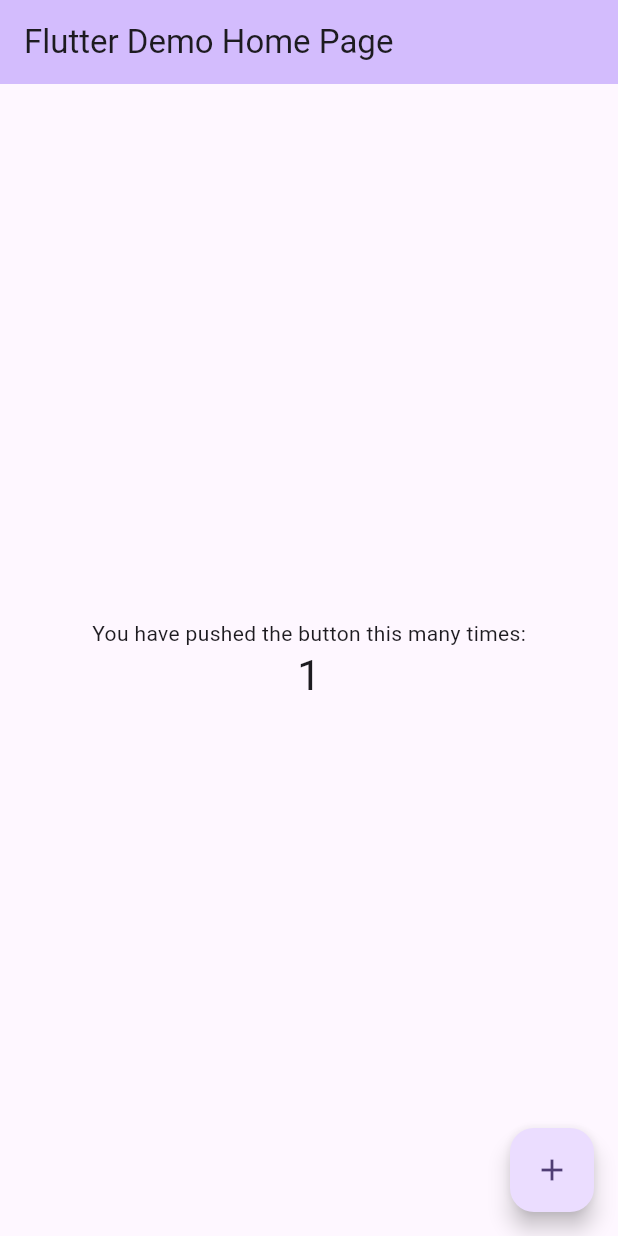
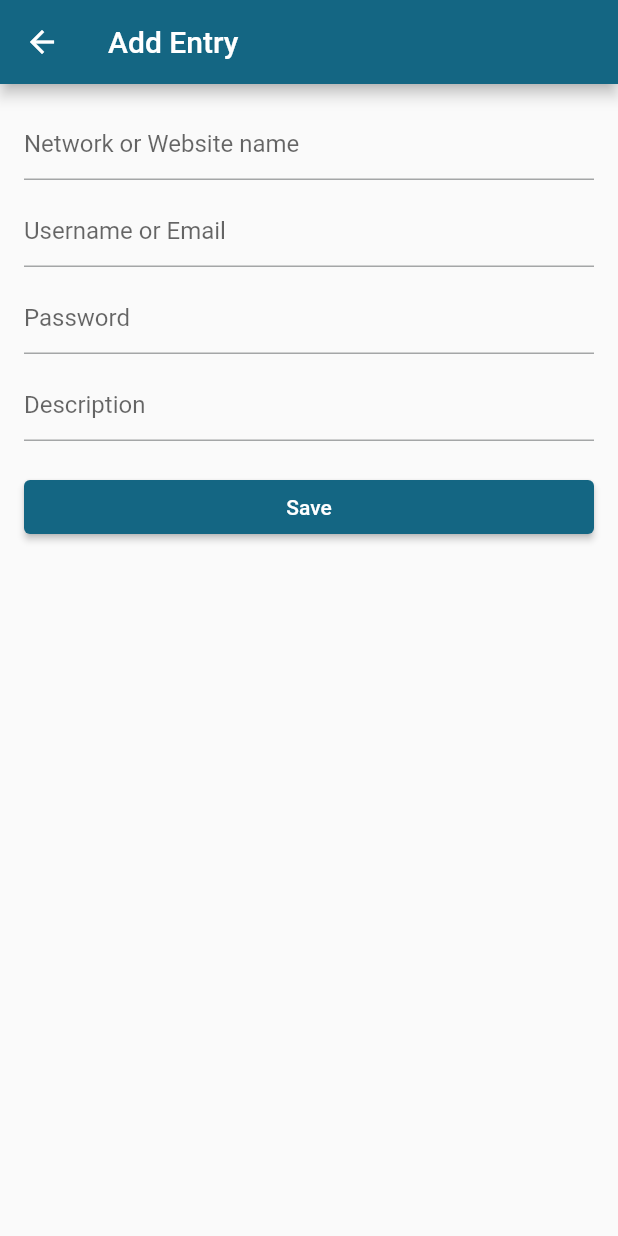
Before and after one commit to imhemayatsangin/password_notebook, a Flutter app: the MyHomePage screen opened directly, after a tap on the "add" icon, on a phone screen of 412 x 824 dp. Run offline on Flutter 3.47's test engine with Material 2 defaults, Android fonts, the light colour scheme and no system bars; our stand-ins replace sqflite; missing offline and left inert: clipboard; accounts and stored records are empty.

Commit message:
created CRUD screens for the password notebook app
Created crud screens.

```diff
--- /dev/null
+++ b/lib/database/passworddb_helper.dart
@@ -0,0 +1,84 @@
+//passworddb_helper.dart
+import 'package:flutter/foundation.dart';
+import 'package:sqflite/sqflite.dart' as sql;
+
+class SQLHelper {
+  static Future<void> createTables(sql.Database database) async {
+    await database.execute("""CREATE TABLE passwords(
+        id INTEGER PRIMARY KEY AUTOINCREMENT NOT NULL,
+        networkName TEXT,
+        usernameOrEmail TEXT,
+        password TEXT,
+        description TEXT,
+        createdAt TIMESTAMP NOT NULL DEFAULT CURRENT_TIMESTAMP
+      )
+      """);
+  }
+
+  static Future<sql.Database> db() async {
+    return sql.openDatabase(
+      'password.db',
+      version: 1,
+      onCreate: (sql.Database database, int version) async {
+        await createTables(database);
+      },
+    );
+  }
+
+  // creating new entry
+  static Future<int> createEntry(String? networkName, String? usernameOrEmail,
+      String? password, String? description) async {
+    final db = await SQLHelper.db();
+
+    final data = {
+      'networkName': networkName,
+      'usernameOrEmail': usernameOrEmail,
+      'password': password,
+      'description': description
+    };
+    final id = await db.insert('passwords', data,
+        conflictAlgorithm: sql.ConflictAlgorithm.replace);
+    return id;
+  }
+
+  // retrieve entries
+  static Future<List<Map<String, dynamic>>> getItems() async {
+    final db = await SQLHelper.db();
+    return db.query('passwords', orderBy: "id");
+  }
+
+  // Read a single item by id
+  // The app doesn't use this method but I put here in case you want to see it
+  static Future<List<Map<String, dynamic>>> getItem(int id) async {
+    final db = await SQLHelper.db();
+    return db.query('passwords', where: "id = ?", whereArgs: [id], limit: 1);
+  }
+
+  // Update an item by id
+  static Future<int> updateEntry(int id, String? networkName,
+      String? usernameOrEmail, String? password, String? description) async {
+    final db = await SQLHelper.db();
+
+    final data = {
+      'networkName': networkName,
+      'usernameOrEmail': usernameOrEmail,
+      'password': password,
+      'description': description,
+      'createdAt': DateTime.now().toString()
+    };
+
+    final result =
+        await db.update('passwords', data, where: "id = ?", whereArgs: [id]);
+    return result;
+  }
+
+  // Delete
+  static Future<void> deleteEntry(int id) async {
+    final db = await SQLHelper.db();
+    try {
+      await db.delete("passwords", where: "id = ?", whereArgs: [id]);
+    } catch (error) {
+      debugPrint("Entry deletion failed. Try again: $error");
+    }
+  }
+}
--- a/lib/main.dart
+++ b/lib/main.dart
@@ -1,125 +1,26 @@
 import 'package:flutter/material.dart';
+import 'package:password_notebook/uiscreens/home_screen.dart'; // Import the home_screen.dart file
 
 void main() {
   runApp(const MyApp());
 }
 
 class MyApp extends StatelessWidget {
-  const MyApp({super.key});
+  const MyApp({Key? key}) : super(key: key);
 
-  // This widget is the root of your application.
   @override
   Widget build(BuildContext context) {
     return MaterialApp(
-      title: 'Flutter Demo',
+      title: 'Password Notebook',
       theme: ThemeData(
-        // This is the theme of your application.
-        //
-        // TRY THIS: Try running your application with "flutter run". You'll see
-        // the application has a blue toolbar. Then, without quitting the app,
-        // try changing the seedColor in the colorScheme below to Colors.green
-        // and then invoke "hot reload" (save your changes or press the "hot
-        // reload" button in a Flutter-supported IDE, or press "r" if you used
-        // the command line to start the app).
-        //
-        // Notice that the counter didn't reset back to zero; the application
-        // state is not lost during the reload. To reset the state, use hot
-        // restart instead.
-        //
-        // This works for code too, not just values: Most code changes can be
-        // tested with just a hot reload.
-        colorScheme: ColorScheme.fromSeed(seedColor: Colors.deepPurple),
-        useMaterial3: true,
+        colorScheme: ColorScheme.fromSeed(
+          seedColor: const Color.fromARGB(255, 8, 166, 213),
+        ),
+        useMaterial3: false,
       ),
-      home: const MyHomePage(title: 'Flutter Demo Home Page'),
+      home: const MyHomePage(
+          title: 'Password Notebook'), // Use MyHomePage from home_screen.dart
+      debugShowCheckedModeBanner: false,
     );
   }
 }
-
-class MyHomePage extends StatefulWidget {
-  const MyHomePage({super.key, required this.title});
-
-  // This widget is the home page of your application. It is stateful, meaning
-  // that it has a State object (defined below) that contains fields that affect
-  // how it looks.
-
-  // This class is the configuration for the state. It holds the values (in this
-  // case the title) provided by the parent (in this case the App widget) and
-  // used by the build method of the State. Fields in a Widget subclass are
-  // always marked "final".
-
-  final String title;
-
-  @override
-  State<MyHomePage> createState() => _MyHomePageState();
-}
-
-class _MyHomePageState extends State<MyHomePage> {
-  int _counter = 0;
-
-  void _incrementCounter() {
-    setState(() {
-      // This call to setState tells the Flutter framework that something has
-      // changed in this State, which causes it to rerun the build method below
-      // so that the display can reflect the updated values. If we changed
-      // _counter without calling setState(), then the build method would not be
-      // called again, and so nothing would appear to happen.
-      _counter++;
-    });
-  }
-
-  @override
-  Widget build(BuildContext context) {
-    // This method is rerun every time setState is called, for instance as done
-    // by the _incrementCounter method above.
-    //
-    // The Flutter framework has been optimized to make rerunning build methods
-    // fast, so that you can just rebuild anything that needs updating rather
-    // than having to individually change instances of widgets.
-    return Scaffold(
-      appBar: AppBar(
-        // TRY THIS: Try changing the color here to a specific color (to
-        // Colors.amber, perhaps?) and trigger a hot reload to see the AppBar
-        // change color while the other colors stay the same.
-        backgroundColor: Theme.of(context).colorScheme.inversePrimary,
-        // Here we take the value from the MyHomePage object that was created by
-        // the App.build method, and use it to set our appbar title.
-        title: Text(widget.title),
-      ),
-      body: Center(
-        // Center is a layout widget. It takes a single child and positions it
-        // in the middle of the parent.
-        child: Column(
-          // Column is also a layout widget. It takes a list of children and
-          // arranges them vertically. By default, it sizes itself to fit its
-          // children horizontally, and tries to be as tall as its parent.
-          //
-          // Column has various properties to control how it sizes itself and
-          // how it positions its children. Here we use mainAxisAlignment to
-          // center the children vertically; the main axis here is the vertical
-          // axis because Columns are vertical (the cross axis would be
-          // horizontal).
-          //
-          // TRY THIS: Invoke "debug painting" (choose the "Toggle Debug Paint"
-          // action in the IDE, or press "p" in the console), to see the
-          // wireframe for each widget.
-          mainAxisAlignment: MainAxisAlignment.center,
-          children: <Widget>[
-            const Text(
-              'You have pushed the button this many times:',
-            ),
-            Text(
-              '$_counter',
-              style: Theme.of(context).textTheme.headlineMedium,
-            ),
-          ],
-        ),
-      ),
-      floatingActionButton: FloatingActionButton(
-        onPressed: _incrementCounter,
-        tooltip: 'Increment',
-        child: const Icon(Icons.add),
-      ), // This trailing comma makes auto-formatting nicer for build methods.
-    );
-  }
-}
--- /dev/null
+++ b/lib/models/password_entry.dart
@@ -0,0 +1,17 @@
+class PasswordEntry {
+  final int id;
+  final String networkName;
+  final String usernameOrEmail;
+  final String password;
+  final String description;
+  final DateTime createdAt;
+
+  PasswordEntry({
+    required this.id,
+    required this.networkName,
+    required this.usernameOrEmail,
+    required this.password,
+    required this.description,
+    required this.createdAt,
+  });
+}
--- /dev/null
+++ b/lib/uiscreens/entry_form_screen.dart
@@ -0,0 +1,106 @@
+import 'package:flutter/material.dart';
+import 'package:password_notebook/database/passworddb_helper.dart';
+
+class EntryFormScreen extends StatefulWidget {
+  final int? entryId; // Pass the entry ID if updating, null if adding
+
+  EntryFormScreen({this.entryId});
+
+  @override
+  _EntryFormScreenState createState() => _EntryFormScreenState();
+}
+
+class _EntryFormScreenState extends State<EntryFormScreen> {
+  final networkNameController = TextEditingController();
+  final usernameOrEmailController = TextEditingController();
+  final passwordController = TextEditingController();
+  final descriptionController = TextEditingController();
+
+  @override
+  void initState() {
+    super.initState();
+
+    // If entryId is not null, fetch and populate the form with existing data
+    if (widget.entryId != null) {
+      _fetchEntryData();
+    }
+  }
+
+  void _fetchEntryData() async {
+    final entryData = await SQLHelper.getItem(widget.entryId!);
+    setState(() {
+      networkNameController.text = entryData[0]['networkName'];
+      usernameOrEmailController.text = entryData[0]['usernameOrEmail'];
+      passwordController.text = entryData[0]['password'];
+      descriptionController.text = entryData[0]['description'];
+    });
+  }
+
+  void _saveOrUpdateEntry() async {
+    final networkName = networkNameController.text;
+    final usernameOrEmail = usernameOrEmailController.text;
+    final password = passwordController.text;
+    final description = descriptionController.text;
+
+    if (widget.entryId == null) {
+      // Add new entry
+      await SQLHelper.createEntry(
+          networkName, usernameOrEmail, password, description);
+    } else {
+      // Update existing entry
+      await SQLHelper.updateEntry(
+          widget.entryId!, networkName, usernameOrEmail, password, description);
+    }
+
+    Navigator.of(context).pop(true); // Close the form screen
+  }
+
+  @override
+  Widget build(BuildContext context) {
+    return Scaffold(
+      appBar: AppBar(
+        title: Text(widget.entryId == null ? 'Add Entry' : 'Edit Entry'),
+      ),
+      body: SingleChildScrollView(
+        padding: EdgeInsets.all(16.0),
+        child: Column(
+          crossAxisAlignment: CrossAxisAlignment.stretch,
+          children: [
+            TextField(
+              controller: networkNameController,
+              decoration: InputDecoration(
+                hintText: 'Network or Website name',
+              ),
+            ),
+            const SizedBox(height: 10),
+            TextField(
+              controller: usernameOrEmailController,
+              decoration: InputDecoration(
+                hintText: 'Username or Email',
+              ),
+            ),
+            const SizedBox(height: 10),
+            TextField(
+              controller: passwordController,
+              decoration: InputDecoration(
+                hintText: 'Password',
+              ),
+            ),
+            const SizedBox(height: 10),
+            TextField(
+              controller: descriptionController,
+              decoration: InputDecoration(
+                hintText: 'Description',
+              ),
+            ),
+            const SizedBox(height: 20),
+            ElevatedButton(
+              onPressed: _saveOrUpdateEntry,
+              child: Text(widget.entryId == null ? 'Save' : 'Update'),
+            )
+          ],
+        ),
+      ),
+    );
+  }
+}
--- /dev/null
+++ b/lib/uiscreens/home_screen.dart
@@ -0,0 +1,205 @@
+import 'package:flutter/material.dart';
+import 'package:password_notebook/database/passworddb_helper.dart';
+import 'package:password_notebook/uiscreens/delete_confirmation_dialog.dart';
+import 'package:password_notebook/uiscreens/view_data_screen.dart';
+import 'package:password_notebook/uiscreens/entry_form_screen.dart';
+
+class MyHomePage extends StatefulWidget {
+  const MyHomePage({Key? key, required this.title}) : super(key: key);
+
+  final String title;
+
+  @override
+  State<MyHomePage> createState() => _MyHomePageState();
+}
+
+class _MyHomePageState extends State<MyHomePage> {
+  List<Map<String, dynamic>> _entries = [];
+  bool _isLoading = true;
+
+  final TextEditingController _networkNameController = TextEditingController();
+  final TextEditingController _usernameOrEmailController =
+      TextEditingController();
+  final TextEditingController _passwordController = TextEditingController();
+  final TextEditingController _descriptionController = TextEditingController();
+  final TextEditingController _searchController = TextEditingController();
+
+  void _loadList() async {
+    final data = await SQLHelper.getItems();
+    setState(() {
+      _entries = data;
+      _isLoading = false;
+    });
+  }
+
+  @override
+  void initState() {
+    super.initState();
+    _loadList();
+  }
+
+  void _performSearch(String query) {
+    if (query.isEmpty) {
+      _loadList();
+      return;
+    }
+
+    setState(() {
+      _isLoading = true;
+    });
+
+    final filteredEntries = _entries
+        .where((entry) =>
+            entry['networkName'].toLowerCase().contains(query.toLowerCase()) ||
+            entry['usernameOrEmail']
+                .toLowerCase()
+                .contains(query.toLowerCase()))
+        .toList();
+
+    setState(() {
+      _entries = filteredEntries;
+      _isLoading = false;
+    });
+  }
+
+  Future<void> _addEntry(BuildContext context) async {
+    await SQLHelper.createEntry(
+      _networkNameController.text,
+      _usernameOrEmailController.text,
+      _passwordController.text,
+      _descriptionController.text,
+    );
+    Navigator.of(context).pop(true); // Close the bottom sheet
+    _loadList();
+  }
+
+  Future<void> _updateEntry(int id, BuildContext context) async {
+    await SQLHelper.updateEntry(
+      id,
+      _networkNameController.text,
+      _usernameOrEmailController.text,
+      _passwordController.text,
+      _descriptionController.text,
+    );
+    Navigator.of(context).pop(true); // Close the bottom sheet
+    _loadList();
+  }
+
+  void _deleteEntry(int id) async {
+    final shouldDelete = await showDialog<bool>(
+      context: context,
+      builder: (_) => DeleteConfirmationDialog(
+        onDeleteConfirmed: () async {
+          await SQLHelper.deleteEntry(id);
+          ScaffoldMessenger.of(context).showSnackBar(const SnackBar(
+            content: Text('Entry deleted successfully'),
+          ));
+          _loadList();
+        },
+      ),
+    );
+
+    if (shouldDelete == true) {}
+  }
+
+  void _showForm(int? id) async {
+    Navigator.push(
+      context,
+      MaterialPageRoute(
+        builder: (context) => EntryFormScreen(entryId: id),
+      ),
+    ).then((result) {
+      if (result == true) {
+        _loadList();
+      }
+    });
+  }
+
+  @override
+  Widget build(BuildContext context) {
+    return Scaffold(
+      appBar: AppBar(
+        title: Text(widget.title),
+      ),
+      body: Column(
+        children: [
+          Padding(
+            padding: const EdgeInsets.all(8.0),
+            child: TextField(
+              controller: _searchController,
+              onChanged: (query) {
+                _performSearch(query);
+              },
+              decoration: InputDecoration(
+                hintText: 'Search by Network Name or Username',
+                prefixIcon: const Icon(Icons.search),
+                suffixIcon: IconButton(
+                  icon: const Icon(Icons.clear),
+                  onPressed: () {
+                    _searchController.clear();
+                    _loadList();
+                  },
+                ),
+              ),
+            ),
+          ),
+          Expanded(
+            child: _isLoading
+                ? Center(
+                    child: CircularProgressIndicator(),
+                  )
+                : ListView.builder(
+                    itemCount: _entries.length,
+                    itemBuilder: (context, index) => Card(
+                      color: const Color.fromARGB(255, 44, 127, 165),
+                      margin: const EdgeInsets.all(15),
+                      child: GestureDetector(
+                        onTap: () {
+                          Navigator.push(
+                            context,
+                            MaterialPageRoute(
+                              builder: (context) => ViewDataScreen(
+                                networkName: _entries[index]['networkName'],
+                                usernameOrEmail: _entries[index]
+                                    ['usernameOrEmail'],
+                                password: _entries[index]['password'],
+                                description: _entries[index]['description'],
+                              ),
+                            ),
+                          );
+                        },
+                        child: ListTile(
+                          title: Text(_entries[index]['networkName']),
+                          subtitle: Text(_entries[index]['usernameOrEmail']),
+                          trailing: SizedBox(
+                            width: 100,
+                            child: Row(
+                              children: [
+                                IconButton(
+                                  icon: const Icon(Icons.edit),
+                                  onPressed: () =>
+                                      _showForm(_entries[index]['id']),
+                                ),
+                                IconButton(
+                                  icon: const Icon(Icons.delete),
+                                  onPressed: () =>
+                                      _deleteEntry(_entries[index]['id']),
+                                ),
+                              ],
+                            ),
+                          ),
+                        ),
+                      ),
+                    ),
+                  ),
+          ),
+        ],
+      ),
+      floatingActionButton: FloatingActionButton(
+        onPressed: () => _showForm(null),
+        tooltip: 'Add',
+        child: const Icon(Icons.add),
+      ),
+    );
+  }
+}
--- a/pubspec.yaml
+++ b/pubspec.yaml
@@ -35,6 +35,9 @@ dependencies:
   # The following adds the Cupertino Icons font to your application.
   # Use with the CupertinoIcons class for iOS style icons.
   cupertino_icons: ^1.0.2
+  sqflite: ^2.3.0
+  path: ^1.8.3
+  clipboard: ^0.1.3
 
 dev_dependencies:
   flutter_test:
```
Also changed, not shown: lib/uiscreens/delete_confirmation_dialog.dart (added, +30 -0 lines), lib/uiscreens/view_data_screen.dart (added, +103 -0 lines), pubspec.lock, 1 other file.
